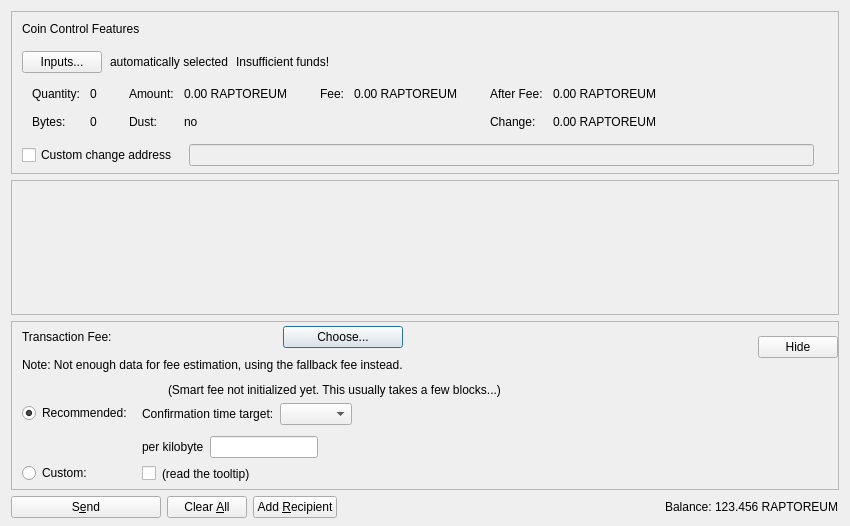
First picture: the form in src/qt/forms/sendcoinsdialog.ui, repository stabner/HashmonkeyCoin, before the edit.
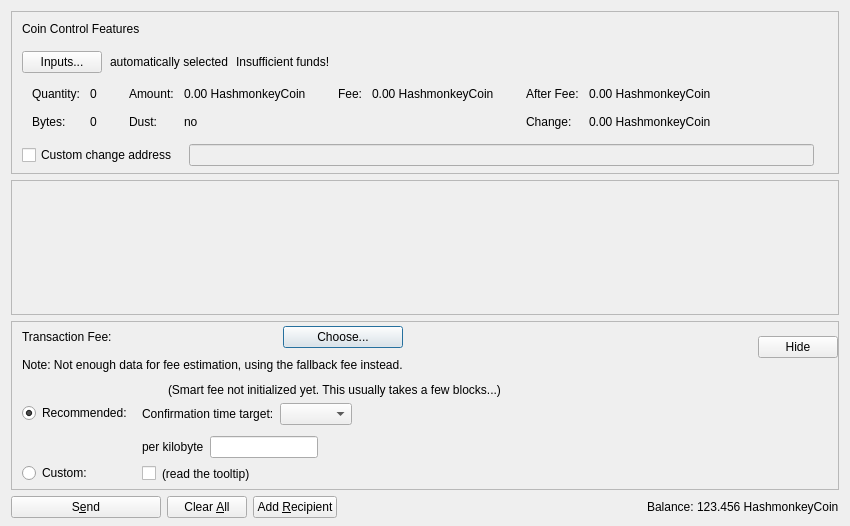
Second picture: the form after the edit. Custom widgets are drawn as their Qt base class.

The edit to the form file:
```diff
--- a/src/qt/forms/sendcoinsdialog.ui
+++ b/src/qt/forms/sendcoinsdialog.ui
@@ -288,7 +288,7 @@
                   <enum>Qt::ActionsContextMenu</enum>
                  </property>
                  <property name="text">
-                  <string notr="true">0.00 RAPTOREUM</string>
+                  <string notr="true">0.00 HashmonkeyCoin</string>
                  </property>
                  <property name="textInteractionFlags">
                   <set>Qt::LinksAccessibleByMouse|Qt::TextSelectableByKeyboard|Qt::TextSelectableByMouse</set>
@@ -356,7 +356,7 @@
                   <enum>Qt::ActionsContextMenu</enum>
                  </property>
                  <property name="text">
-                  <string notr="true">0.00 RAPTOREUM</string>
+                  <string notr="true">0.00 HashmonkeyCoin</string>
                  </property>
                  <property name="textInteractionFlags">
                   <set>Qt::LinksAccessibleByMouse|Qt::TextSelectableByKeyboard|Qt::TextSelectableByMouse</set>
@@ -401,7 +401,7 @@
                   <enum>Qt::ActionsContextMenu</enum>
                  </property>
                  <property name="text">
-                  <string notr="true">0.00 RAPTOREUM</string>
+                  <string notr="true">0.00 HashmonkeyCoin</string>
                  </property>
                  <property name="textInteractionFlags">
                   <set>Qt::LinksAccessibleByMouse|Qt::TextSelectableByKeyboard|Qt::TextSelectableByMouse</set>
@@ -424,7 +424,7 @@
                   <enum>Qt::ActionsContextMenu</enum>
                  </property>
                  <property name="text">
-                  <string notr="true">0.00 RAPTOREUM</string>
+                  <string notr="true">0.00 HashmonkeyCoin</string>
                  </property>
                  <property name="textInteractionFlags">
                   <set>Qt::LinksAccessibleByMouse|Qt::TextSelectableByKeyboard|Qt::TextSelectableByMouse</set>
@@ -1156,7 +1156,7 @@
           <cursorShape>IBeamCursor</cursorShape>
          </property>
          <property name="text">
-          <string notr="true">123.456 RAPTOREUM</string>
+          <string notr="true">123.456 HashmonkeyCoin</string>
          </property>
          <property name="textInteractionFlags">
           <set>Qt::LinksAccessibleByMouse|Qt::TextSelectableByKeyboard|Qt::TextSelectableByMouse</set>
```
Left out of the diff: 6 changed lines with no effect on the pictures.
